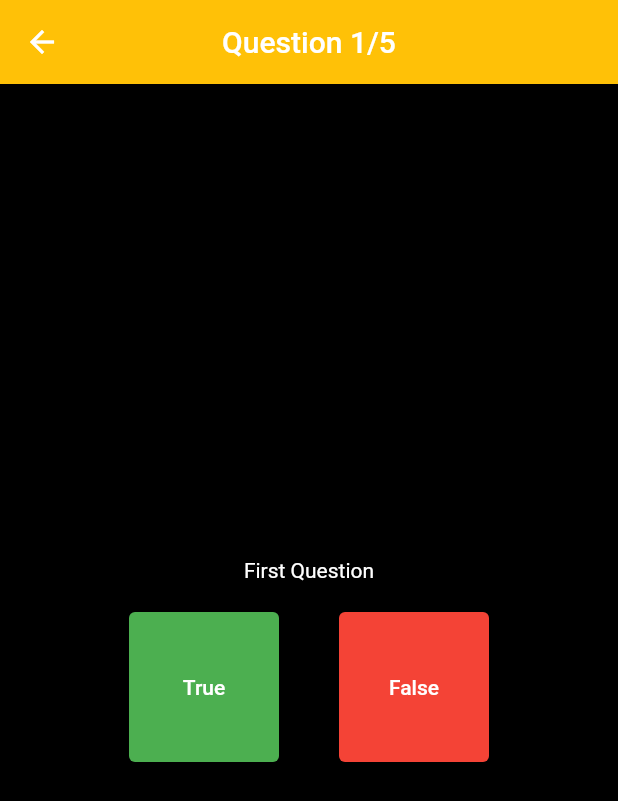
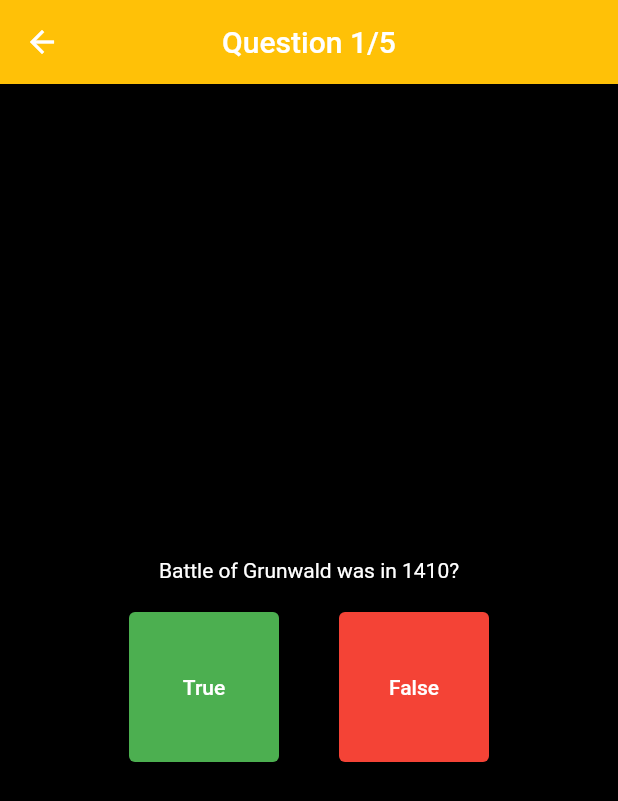
Before and after one commit to LukaszWalencik/false_or_true, a Flutter app: the CategoryPage screen opened directly, after a tap on "History", on a phone screen of 412 x 824 dp. Shown: the top 801 px of the screen. Run offline on Flutter 3.47's test engine with Material 2 defaults, Android fonts, the phone set to English and light mode, and no system bars.

Commit message:
Add seccond,third,fourth,fifth and end page of history Add questions for first three pages and change correct answears

```diff
--- a/lib/app/pick_category_page/category_page.dart
+++ b/lib/app/pick_category_page/category_page.dart
@@ -1,4 +1,4 @@
-import 'package:false_or_true/app/questions_pages/history_questions_page.dart';
+import 'package:false_or_true/app/questions_pages/history/first_history_questions_page.dart';
 import 'package:flutter/material.dart';
 
 class CategoryPage extends StatelessWidget {
@@ -41,7 +41,7 @@ class CategoryPage extends StatelessWidget {
                       style: ElevatedButton.styleFrom(primary: Colors.amber),
                       onPressed: () {
                         Navigator.of(context).push(MaterialPageRoute(
-                            builder: (_) => HistoryQuestionsPage()));
+                            builder: (_) => FirstHistoryQuestionsPage()));
                       },
                       child: Text(
                         'History',
@@ -57,7 +57,7 @@ class CategoryPage extends StatelessWidget {
                       style: ElevatedButton.styleFrom(primary: Colors.amber),
                       onPressed: () {
                         Navigator.of(context).push(MaterialPageRoute(
-                            builder: (_) => HistoryQuestionsPage()));
+                            builder: (_) => FirstHistoryQuestionsPage()));
                       },
                       child: Text(
                         'Sport',
--- a/lib/app/questions_pages/history_questions_page.dart
+++ b/lib/app/questions_pages/history/fifth_history_questions_page.dart
@@ -1,23 +1,25 @@
-import 'package:false_or_true/app/pick_category_page/category_page.dart';
+import 'package:false_or_true/app/questions_pages/history/fourth_history_questions_page.dart';
+import 'package:false_or_true/app/questions_pages/history/history_end_page.dart';
 import 'package:flutter/material.dart';
 
-class HistoryQuestionsPage extends StatefulWidget {
-  const HistoryQuestionsPage({
+class FifthHistoryQuestionsPage extends StatefulWidget {
+  const FifthHistoryQuestionsPage({
     Key? key,
   }) : super(key: key);
 
   @override
-  State<HistoryQuestionsPage> createState() => _HistoryQuestionsPageState();
+  State<FifthHistoryQuestionsPage> createState() =>
+      _FifthHistoryQuestionsPage();
 }
 
-class _HistoryQuestionsPageState extends State<HistoryQuestionsPage> {
+class _FifthHistoryQuestionsPage extends State<FifthHistoryQuestionsPage> {
   var answear = null;
   @override
   Widget build(BuildContext context) {
     return Scaffold(
       appBar: AppBar(
         centerTitle: true,
-        title: Text('Question 1/5'),
+        title: Text('Question 5/5'),
         backgroundColor: Colors.amber,
       ),
       backgroundColor: Colors.black,
@@ -27,7 +29,7 @@ class _HistoryQuestionsPageState extends State<HistoryQuestionsPage> {
           children: [
             Container(
               child: Text(
-                'First Question',
+                'Fifth Question',
                 style: TextStyle(color: Colors.white),
               ),
             ),
@@ -68,7 +70,7 @@ class _HistoryQuestionsPageState extends State<HistoryQuestionsPage> {
                   Column(
                     children: [
                       Text(
-                        'Prawda',
+                        'True',
                         style: TextStyle(
                             fontSize: 25,
                             fontWeight: FontWeight.bold,
@@ -78,7 +80,7 @@ class _HistoryQuestionsPageState extends State<HistoryQuestionsPage> {
                       ElevatedButton(
                           onPressed: () {
                             Navigator.of(context).push(MaterialPageRoute(
-                                builder: (_) => CategoryPage()));
+                                builder: (_) => HistoryEndQuestionsPage()));
                           },
                           child: Text('Next question')),
                     ],
@@ -97,7 +99,7 @@ class _HistoryQuestionsPageState extends State<HistoryQuestionsPage> {
                       ElevatedButton(
                           onPressed: () {
                             Navigator.of(context).push(MaterialPageRoute(
-                                builder: (_) => CategoryPage()));
+                                builder: (_) => HistoryEndQuestionsPage()));
                           },
                           child: Text('Next question')),
                     ],
--- /dev/null
+++ b/lib/app/questions_pages/history/first_history_questions_page.dart
@@ -0,0 +1,116 @@
+import 'package:false_or_true/app/pick_category_page/category_page.dart';
+import 'package:false_or_true/app/questions_pages/history/seccond_history_questions_page.dart';
+import 'package:flutter/material.dart';
+
+class FirstHistoryQuestionsPage extends StatefulWidget {
+  const FirstHistoryQuestionsPage({
+    Key? key,
+  }) : super(key: key);
+
+  @override
+  State<FirstHistoryQuestionsPage> createState() =>
+      _FirstHistoryQuestionsPageState();
+}
+
+class _FirstHistoryQuestionsPageState extends State<FirstHistoryQuestionsPage> {
+  var answear = null;
+  @override
+  Widget build(BuildContext context) {
+    return Scaffold(
+      appBar: AppBar(
+        centerTitle: true,
+        title: Text('Question 1/5'),
+        backgroundColor: Colors.amber,
+      ),
+      backgroundColor: Colors.black,
+      body: Center(
+        child: Column(
+          mainAxisAlignment: MainAxisAlignment.center,
+          children: [
+            Container(
+              child: Text(
+                'Battle of Grunwald was in 1410?',
+                style: TextStyle(color: Colors.white),
+              ),
+            ),
+            SizedBox(height: 20),
+            Row(
+              mainAxisAlignment: MainAxisAlignment.center,
+              children: [
+                if (answear == null) ...[
+                  SizedBox(
+                    height: 100,
+                    width: 100,
+                    child: ElevatedButton(
+                      style: ElevatedButton.styleFrom(primary: Colors.green),
+                      onPressed: () {
+                        setState(() {
+                          answear = true;
+                        });
+                      },
+                      child: Text('True'),
+                    ),
+                  ),
+                  SizedBox(width: 40),
+                  SizedBox(
+                    height: 100,
+                    width: 100,
+                    child: ElevatedButton(
+                      style: ElevatedButton.styleFrom(primary: Colors.red),
+                      onPressed: () {
+                        setState(() {
+                          answear = false;
+                        });
+                      },
+                      child: Text('False'),
+                    ),
+                  ),
+                ],
+                if (answear == true) ...{
+                  Column(
+                    children: [
+                      Text(
+                        'Correct answear',
+                        style: TextStyle(
+                            fontSize: 25,
+                            fontWeight: FontWeight.bold,
+                            color: Colors.white),
+                      ),
+                      SizedBox(height: 30),
+                      ElevatedButton(
+                          onPressed: () {
+                            Navigator.of(context).push(MaterialPageRoute(
+                                builder: (_) => SeccondHistoryQuestionsPage()));
+                          },
+                          child: Text('Next question')),
+                    ],
+                  )
+                } else if (answear == false) ...[
+                  Column(
+                    children: [
+                      Text(
+                        'Wrong answear',
+                        style: TextStyle(
+                            fontSize: 25,
+                            fontWeight: FontWeight.bold,
+                            color: Colors.white),
+                      ),
+                      SizedBox(height: 30),
+                      ElevatedButton(
+                          onPressed: () {
+                            Navigator.of(context).push(MaterialPageRoute(
+                                builder: (_) => SeccondHistoryQuestionsPage()));
+                          },
+                          child: Text('Next question')),
+                    ],
+                  ),
+                ]
+                // ElevatedButton(onPressed: buttonDisable = true ?  null : setState() , child: Text('Next Question'))
+              ],
+            ),
+          ],
+        ),
+      ),
+    );
+  }
+}
```
Also changed, not shown: lib/app/questions_pages/history/fourth_history_questions_page.dart (added, +115 -0 lines), lib/app/questions_pages/history/history_end_page.dart (added, +120 -0 lines), lib/app/questions_pages/history/seccond_history_questions_page.dart (added, +117 -0 lines), lib/app/questions_pages/history/third_history_questions_page.dart (added, +116 -0 lines).
